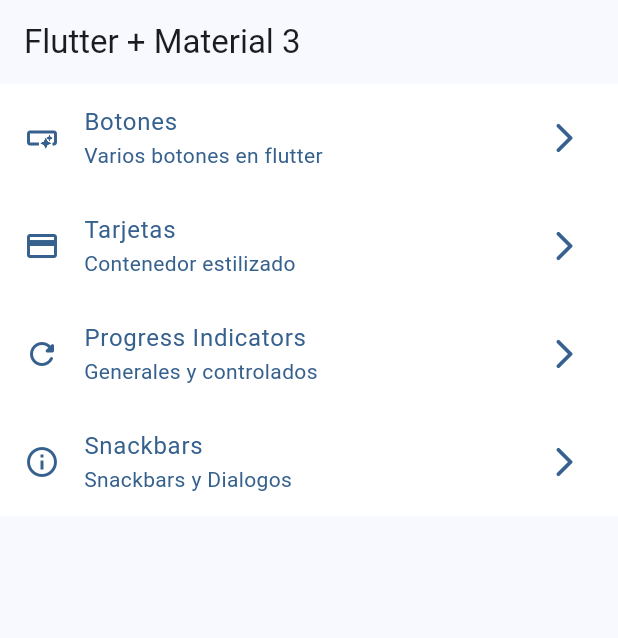
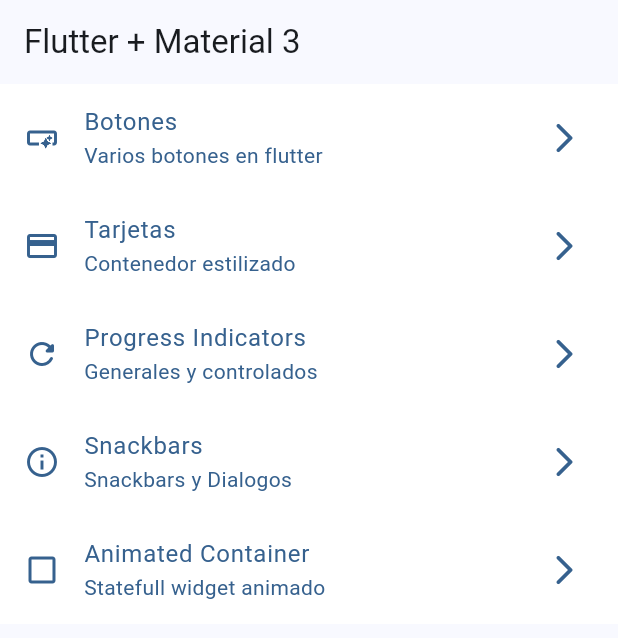
Before and after one commit to Curvi55/widgets_app, a Flutter app: the screen it shows after launch, on a phone screen of 412 x 824 dp. Shown: the top 638 px of the screen. Run offline on Flutter 3.47's test engine with Material 2 defaults, Android fonts, the phone set to English and light mode, and no system bars; our stand-ins replace go_router.

Commit message:
contenedores animados completo.

```diff
--- a/lib/config/menu/menu_items.dart
+++ b/lib/config/menu/menu_items.dart
@@ -45,13 +45,13 @@ class MenuItem {
         subTitle: 'Snackbars y Dialogos',
         link:'/snackbars'  ,
         icon:Icons.info_outlined
-        ),/*
+        ),
       const MenuItem(
-        title:'Tarjetas' ,
-        subTitle: 'Contenedor estilizado',
-        link:'/card'  ,
-        icon:Icons.credit_card
-        ),
+        title:'Animated Container' ,
+        subTitle: 'Statefull widget animado',
+        link:'/animated'  ,
+        icon:Icons.check_box_outline_blank_outlined
+        ), /*
       const MenuItem(
         title:'Tarjetas' ,
         subTitle: 'Contenedor estilizado',
--- a/lib/config/router/app_router.dart
+++ b/lib/config/router/app_router.dart
@@ -39,6 +39,12 @@ final appRouter = GoRouter(
       builder: (context, state) => const SnackbarScreen(),
     ),
 
+    GoRoute(
+      path: '/animated',
+      name: AnimatedScreens.name,
+      builder: (context, state) => const AnimatedScreens(),
+    ),
+
 
   ],
 );
```
Also changed, not shown: lib/presentation/screens/animated/animated_screens.dart (+65 -2 lines).
